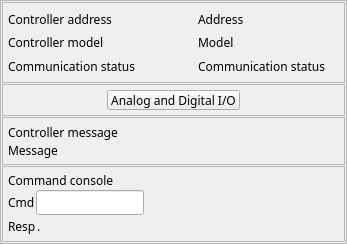
Before: the Qt Designer form 3-3/GalilSup/op/ui/galil_rio_ctrl.ui in motorapp/Galil, drawn with Qt 5.
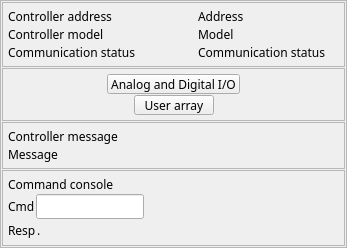
After: the same form once the commit is applied. Custom widgets are drawn as their Qt base class.

Commit message: Add user array upload implementation completed Reduced memory requirements of profile moves

The edit to the form file:
```diff
--- a/3-3/GalilSup/op/ui/galil_rio_ctrl.ui
+++ b/3-3/GalilSup/op/ui/galil_rio_ctrl.ui
@@ -297,6 +297,76 @@
         </item>
        </layout>
       </item>
+      <item>
+       <layout class="QHBoxLayout" name="horizontalLayout_19">
+        <item>
+         <spacer name="horizontalSpacer_17">
+          <property name="orientation">
+           <enum>Qt::Horizontal</enum>
+          </property>
+          <property name="sizeHint" stdset="0">
+           <size>
+            <width>40</width>
+            <height>20</height>
+           </size>
+          </property>
+         </spacer>
+        </item>
+        <item>
+         <widget class="QEPushButton" name="qepushbutton_10">
+          <property name="sizePolicy">
+           <sizepolicy hsizetype="Minimum" vsizetype="Expanding">
+            <horstretch>0</horstretch>
+            <verstretch>0</verstretch>
+           </sizepolicy>
+          </property>
+          <property name="minimumSize">
+           <size>
+            <width>0</width>
+            <height>1</height>
+           </size>
+          </property>
+          <property name="font">
+           <font>
+            <family>Abyssinica SIL</family>
+            <pointsize>9</pointsize>
+           </font>
+          </property>
+          <property name="text">
+           <string>User array</string>
+          </property>
+          <property name="variableAsToolTip">
+           <bool>false</bool>
+          </property>
+          <property name="userLevelEnabled" stdset="0">
+           <enum>QEPushButton::User</enum>
+          </property>
+          <property name="guiFile" stdset="0">
+           <string>galil_userArrayPlot.ui</string>
+          </property>
+          <property name="creationOption" stdset="0">
+           <enum>QEPushButton::NewWindow</enum>
+          </property>
+          <property name="prioritySubstitutions">
+           <string>P=$(RIO)</string>
+          </property>
+         </widget>
+        </item>
+        <item>
+         <spacer name="horizontalSpacer_18">
+          <property name="orientation">
+           <enum>Qt::Horizontal</enum>
+          </property>
+          <property name="sizeHint" stdset="0">
+           <size>
+            <width>40</width>
+            <height>20</height>
+           </size>
+          </property>
+         </spacer>
+        </item>
+       </layout>
+      </item>
      </layout>
     </widget>
    </item>
```
The commit also changes 16 other files.
